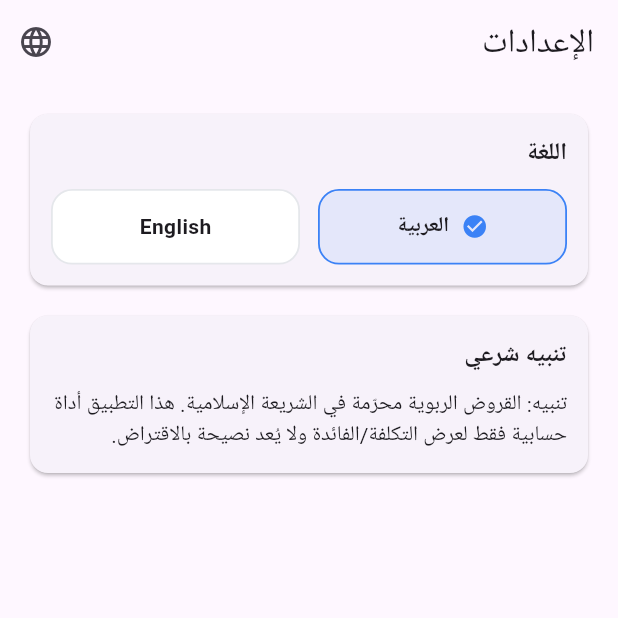
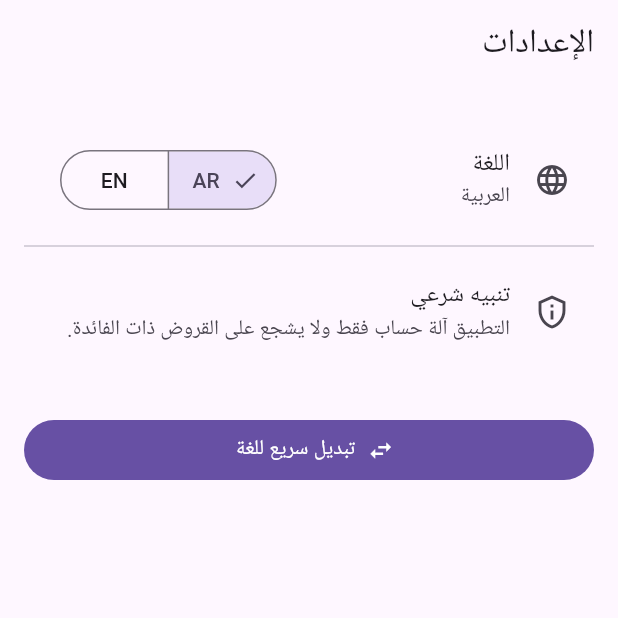
Before and after one commit to alie10/finova-loan-calculator, a Flutter app: the SettingsPage screen opened directly, on a phone screen of 412 x 824 dp, the top half of it. Run offline on Flutter 3.47's test engine with Material 3 defaults, Android fonts, the phone set to English and light mode, and no system bars; our stand-ins replace google_mobile_ads; network calls fail.

Commit message:
Update settings_page.dart

```diff
--- a/app/lib/features/settings/settings_page.dart
+++ b/app/lib/features/settings/settings_page.dart
@@ -2,6 +2,7 @@ import 'package:flutter/material.dart';
 
 import '../../core/app.dart';
 import '../../core/app_lang.dart';
+import '../../widgets/ad_banner.dart';
 
 class SettingsPage extends StatefulWidget {
   const SettingsPage({super.key});
@@ -12,138 +13,68 @@ class SettingsPage extends StatefulWidget {
 
 class _SettingsPageState extends State<SettingsPage> {
   bool get _isArabic => FinovaApp.of(context).lang == AppLang.ar;
-
-  String _t({required String ar, required String en}) => _isArabic ? ar : en;
-
-  Future<void> _setLanguage(AppLang lang) async {
-    await FinovaApp.of(context).setLang(lang);
-    setState(() {});
-  }
+  String _t(String ar, String en) => _isArabic ? ar : en;
 
   @override
   Widget build(BuildContext context) {
-    final isAr = _isArabic;
+    final isArabic = _isArabic;
+    final lang = FinovaApp.of(context).lang;
 
     return Directionality(
-      textDirection: isAr ? TextDirection.rtl : TextDirection.ltr,
+      textDirection: isArabic ? TextDirection.rtl : TextDirection.ltr,
       child: Scaffold(
         appBar: AppBar(
-          title: Text(_t(ar: 'الإعدادات', en: 'Settings')),
-          actions: [
-            IconButton(
-              tooltip: _t(ar: 'تبديل اللغة', en: 'Toggle language'),
-              onPressed: () async {
-                await FinovaApp.of(context).toggle();
-                setState(() {});
-              },
-              icon: const Icon(Icons.language),
-            ),
-          ],
+          title: Text(_t('الإعدادات', 'Settings')),
         ),
-        body: ListView(
-          padding: const EdgeInsets.all(16),
-          children: [
-            Card(
-              child: Padding(
-                padding: const EdgeInsets.all(14),
-                child: Column(
-                  crossAxisAlignment: CrossAxisAlignment.start,
-                  children: [
-                    Text(
-                      _t(ar: 'اللغة', en: 'Language'),
-                      style: Theme.of(context).textTheme.titleMedium?.copyWith(fontWeight: FontWeight.w700),
-                    ),
-                    const SizedBox(height: 12),
-                    Row(
-                      children: [
-                        Expanded(
-                          child: _LangTile(
-                            title: 'العربية',
-                            selected: isAr,
-                            onTap: () => _setLanguage(AppLang.ar),
-                          ),
-                        ),
-                        const SizedBox(width: 12),
-                        Expanded(
-                          child: _LangTile(
-                            title: 'English',
-                            selected: !isAr,
-                            onTap: () => _setLanguage(AppLang.en),
-                          ),
-                        ),
-                      ],
-                    ),
+        body: SafeArea(
+          child: ListView(
+            padding: const EdgeInsets.all(16),
+            children: [
+              const AdBanner(),
+              const SizedBox(height: 12),
+
+              ListTile(
+                leading: const Icon(Icons.language),
+                title: Text(_t('اللغة', 'Language')),
+                subtitle: Text(lang == AppLang.ar ? 'العربية' : 'English'),
+                trailing: SegmentedButton<AppLang>(
+                  segments: const [
+                    ButtonSegment(value: AppLang.ar, label: Text('AR')),
+                    ButtonSegment(value: AppLang.en, label: Text('EN')),
                   ],
+                  selected: {lang},
+                  onSelectionChanged: (s) {
+                    FinovaApp.of(context).setLang(s.first);
+                  },
                 ),
               ),
-            ),
-            const SizedBox(height: 12),
-            Card(
-              child: Padding(
-                padding: const EdgeInsets.all(14),
-                child: Column(
-                  crossAxisAlignment: CrossAxisAlignment.start,
-                  children: [
-                    Text(
-                      _t(ar: 'تنبيه شرعي', en: 'Sharia Notice'),
-                      style: Theme.of(context).textTheme.titleMedium?.copyWith(fontWeight: FontWeight.w700),
-                    ),
-                    const SizedBox(height: 10),
-                    Text(
-                      _t(
-                        ar:
-                            'تنبيه: القروض الربوية محرّمة في الشريعة الإسلامية. هذا التطبيق أداة حسابية فقط لعرض التكلفة/الفائدة ولا يُعد نصيحة بالاقتراض.',
-                        en:
-                            'Notice: Interest-based loans are prohibited in Islamic Sharia. This app is a calculator only to show costs/interest and is not a recommendation to take loans.',
-                      ),
-                    ),
-                  ],
+
+              const Divider(),
+
+              ListTile(
+                leading: const Icon(Icons.privacy_tip_outlined),
+                title: Text(_t('تنبيه شرعي', 'Sharia notice')),
+                subtitle: Text(
+                  _t(
+                    'التطبيق آلة حساب فقط ولا يشجع على القروض ذات الفائدة.',
+                    'This app is for calculation only and does not encourage interest-based loans.',
+                  ),
                 ),
               ),
-            ),
-          ],
+
+              const SizedBox(height: 16),
+              const AdBanner(),
+
+              const SizedBox(height: 16),
+              FilledButton.icon(
+                onPressed: () => FinovaApp.of(context).toggle(),
+                icon: const Icon(Icons.swap_horiz),
+                label: Text(_t('تبديل سريع للغة', 'Quick toggle language')),
+              ),
+            ],
+          ),
         ),
       ),
     );
   }
 }
-
-class _LangTile extends StatelessWidget {
-  final String title;
-  final bool selected;
-  final VoidCallback onTap;
-
-  const _LangTile({
-    required this.title,
-    required this.selected,
-    required this.onTap,
-  });
-
-  @override
-  Widget build(BuildContext context) {
-    return InkWell(
-      borderRadius: BorderRadius.circular(14),
-      onTap: onTap,
-      child: Container(
-        padding: const EdgeInsets.symmetric(vertical: 14, horizontal: 12),
-        decoration: BoxDecoration(
-          color: selected ? const Color(0x1A3B82F6) : Colors.white,
-          borderRadius: BorderRadius.circular(14),
-          border: Border.all(
-            color: selected ? const Color(0xFF3B82F6) : const Color(0xFFE5E7EB),
-            width: 1.2,
-          ),
-        ),
-        child: Row(
-          mainAxisAlignment: MainAxisAlignment.center,
-          children: [
-            if (selected)
-              const Icon(Icons.check_circle, size: 18, color: Color(0xFF3B82F6)),
-            if (selected) const SizedBox(width: 8),
-            Text(title, style: const TextStyle(fontWeight: FontWeight.w600)),
-          ],
-        ),
-      ),
-    );
-  }
-}
```
